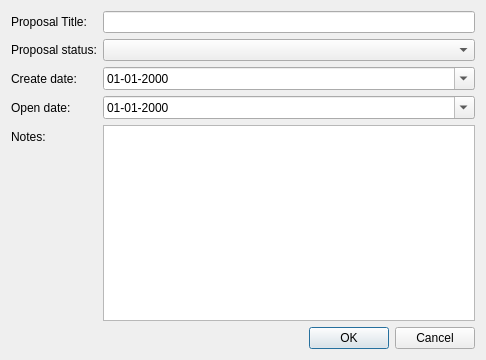
tlh22/TOMs, file ui/proposal_details_dialog_base_qt5.ui: the form before one commit.
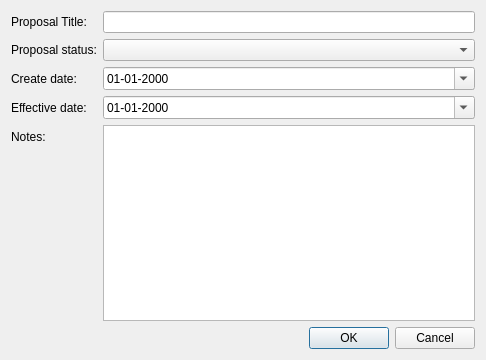
The form after the commit.

Diff of the .ui file:
```diff
--- a/ui/proposal_details_dialog_base_qt5.ui
+++ b/ui/proposal_details_dialog_base_qt5.ui
@@ -66,7 +66,7 @@
    <item row="3" column="0">
     <widget class="QLabel" name="label_5">
      <property name="text">
-      <string>Open date:</string>
+      <string>Effective date:</string>
      </property>
     </widget>
    </item>
```
